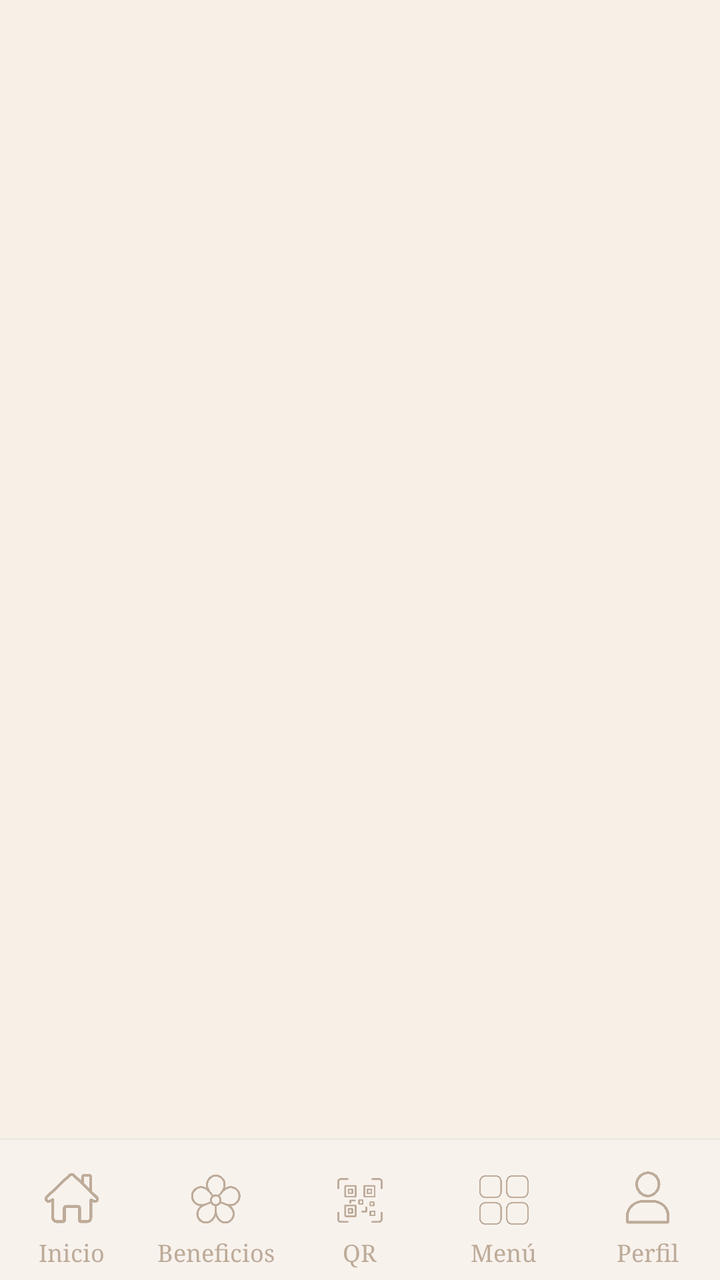
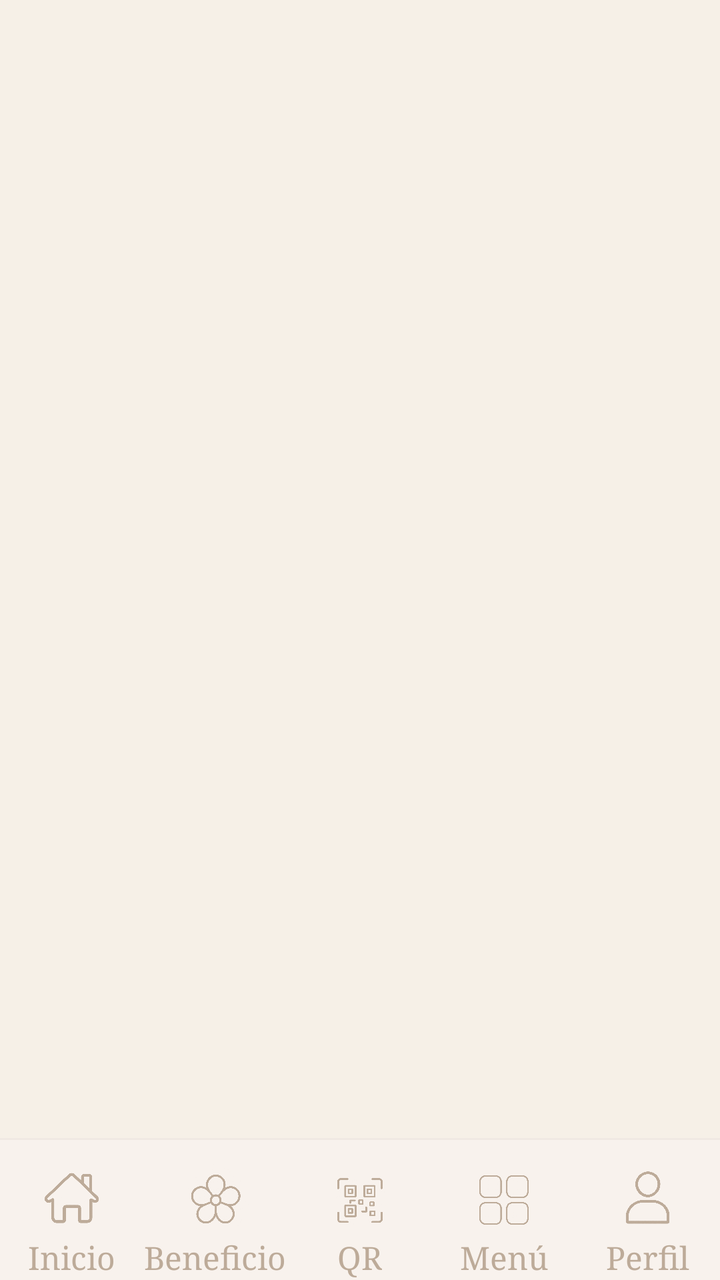

The first picture is an Android layout as it rendered before a commit; the second is the same layout after the commit. The layout source and the unified diff follow.
<!-- AndroidManifest.xml: application theme Theme.WolopWallet -->
<!-- res/layout/activity_home.xml -->
<?xml version="1.0" encoding="utf-8"?>
<androidx.constraintlayout.widget.ConstraintLayout
    xmlns:android="http://schemas.android.com/apk/res/android"
    xmlns:app="http://schemas.android.com/apk/res-auto"
    xmlns:tools="http://schemas.android.com/tools"
    android:id="@+id/main"
    android:layout_width="match_parent"
    android:layout_height="match_parent"
    android:background="#F6F0E7"
    tools:context=".screens.home.HomeActivity">

    <FrameLayout
        android:id="@+id/homeFragmentContainer"
        android:layout_width="0dp"
        android:layout_height="0dp"
        app:layout_constraintBottom_toTopOf="@id/dividerBottomNav"
        app:layout_constraintEnd_toEndOf="parent"
        app:layout_constraintStart_toStartOf="parent"
        app:layout_constraintTop_toTopOf="parent" />

    <View
        android:id="@+id/dividerBottomNav"
        android:layout_width="0dp"
        android:layout_height="1dp"
        android:background="#F0E9E3"
        app:layout_constraintBottom_toTopOf="@id/bottomNavigation"
        app:layout_constraintEnd_toEndOf="parent"
        app:layout_constraintStart_toStartOf="parent" />

    <LinearLayout
        android:id="@+id/bottomNavigation"
        android:layout_width="0dp"
        android:layout_height="70dp"
        android:background="#F8F2ED"
        android:baselineAligned="false"
        android:orientation="horizontal"
        app:layout_constraintBottom_toBottomOf="parent"
        app:layout_constraintEnd_toEndOf="parent"
        app:layout_constraintStart_toStartOf="parent">

        <LinearLayout
            android:id="@+id/navInicio"
            android:layout_width="0dp"
            android:layout_height="match_parent"
            android:layout_weight="1"
            android:clickable="true"
            android:focusable="true"
            android:gravity="center_horizontal"
            android:orientation="vertical"
            android:paddingTop="8dp">

            <ImageView
                android:layout_width="42dp"
                android:layout_height="42dp"
                android:contentDescription="@null"
                android:scaleType="fitCenter"
                android:src="@drawable/icon_navigation_home"
                app:tint="@color/bottom_nav_item" />

            <TextView
                android:layout_width="wrap_content"
                android:layout_height="wrap_content"
                android:duplicateParentState="true"
                android:fontFamily="serif"
                android:includeFontPadding="false"
                android:text="Inicio"
                android:textColor="@color/bottom_nav_item"
                android:textSize="12sp" />
        </LinearLayout>

        <LinearLayout
            android:id="@+id/navBeneficios"
            android:layout_width="0dp"
            android:layout_height="match_parent"
            android:layout_weight="1"
            android:clickable="true"
            android:focusable="true"
            android:gravity="center_horizontal"
            android:orientation="vertical"
            android:paddingTop="8dp">

            <ImageView
                android:layout_width="42dp"
                android:layout_height="42dp"
                android:contentDescription="@null"
                android:scaleType="fitCenter"
                android:src="@drawable/icon_navigation_benefits"
                app:tint="@color/bottom_nav_item" />

            <TextView
                android:layout_width="wrap_content"
                android:layout_height="wrap_content"
                android:duplicateParentState="true"
                android:fontFamily="serif"
                android:includeFontPadding="false"
                android:text="Beneficios"
                android:textColor="@color/bottom_nav_item"
                android:textSize="12sp" />
        </LinearLayout>

        <LinearLayout
            android:id="@+id/navQr"
            android:layout_width="0dp"
            android:layout_height="match_parent"
            android:layout_weight="1"
            android:clickable="true"
            android:focusable="true"
            android:gravity="center_horizontal"
            android:orientation="vertical"
            android:paddingTop="8dp">

            <ImageView
                android:layout_width="42dp"
                android:layout_height="42dp"
                android:contentDescription="@null"
                android:scaleType="fitCenter"
                android:src="@drawable/icon_navigation_qr"
                app:tint="@color/bottom_nav_item" />

            <TextView
                android:layout_width="wrap_content"
                android:layout_height="wrap_content"
                android:duplicateParentState="true"
                android:fontFamily="serif"
                android:includeFontPadding="false"
                android:text="QR"
                android:textColor="@color/bottom_nav_item"
                android:textSize="12sp" />
        </LinearLayout>

        <LinearLayout
            android:id="@+id/navMenu"
            android:layout_width="0dp"
            android:layout_height="match_parent"
            android:layout_weight="1"
            android:clickable="true"
            android:focusable="true"
            android:gravity="center_horizontal"
            android:orientation="vertical"
            android:paddingTop="8dp">

            <ImageView
                android:layout_width="42dp"
                android:layout_height="42dp"
                android:contentDescription="@null"
                android:scaleType="fitCenter"
                android:src="@drawable/icon_navigation_menu"
                app:tint="@color/bottom_nav_item" />

            <TextView
                android:layout_width="wrap_content"
                android:layout_height="wrap_content"
                android:duplicateParentState="true"
                android:fontFamily="serif"
                android:includeFontPadding="false"
                android:text="Menú"
                android:textColor="@color/bottom_nav_item"
                android:textSize="12sp" />
        </LinearLayout>

        <LinearLayout
            android:id="@+id/navPerfil"
            android:layout_width="0dp"
            android:layout_height="match_parent"
            android:layout_weight="1"
            android:clickable="true"
            android:focusable="true"
            android:gravity="center_horizontal"
            android:orientation="vertical"
            android:paddingTop="8dp">

            <ImageView
                android:layout_width="42dp"
                android:layout_height="42dp"
                android:contentDescription="@null"
                android:scaleType="fitCenter"
                android:src="@drawable/icon_navigation_profile"
                app:tint="@color/bottom_nav_item" />

            <TextView
                android:layout_width="wrap_content"
                android:layout_height="wrap_content"
                android:duplicateParentState="true"
                android:fontFamily="serif"
                android:includeFontPadding="false"
                android:text="Perfil"
                android:textColor="@color/bottom_nav_item"
                android:textSize="12sp" />
        </LinearLayout>
    </LinearLayout>

</androidx.constraintlayout.widget.ConstraintLayout>
<!-- resources referenced by this layout -->
<resources>
  <!-- drawable icon_navigation_benefits: png bitmap (drawable, 402884 bytes) -->
  <!-- drawable icon_navigation_home: png bitmap (drawable, 272340 bytes) -->
  <!-- drawable icon_navigation_menu: png bitmap (drawable, 268776 bytes) -->
  <!-- drawable icon_navigation_profile: png bitmap (drawable, 233385 bytes) -->
  <!-- drawable icon_navigation_qr: png bitmap (drawable, 276504 bytes) -->
  <style name="Theme.WolopWallet" parent="Base.Theme.WolopWallet" />
  <style name="Base.Theme.WolopWallet" parent="Theme.Material3.DayNight.NoActionBar">
          
          
      </style>
</resources>

<!-- the commit's change to res/layout/activity_home.xml (unified diff, before → after) -->
@@ -65,7 +65,7 @@
                 android:includeFontPadding="false"
                 android:text="Inicio"
                 android:textColor="@color/bottom_nav_item"
-                android:textSize="12sp" />
+                android:textSize="16sp" />
         </LinearLayout>
 
         <LinearLayout
@@ -95,7 +95,7 @@
                 android:includeFontPadding="false"
                 android:text="Beneficios"
                 android:textColor="@color/bottom_nav_item"
-                android:textSize="12sp" />
+                android:textSize="16sp" />
         </LinearLayout>
 
         <LinearLayout
@@ -125,7 +125,7 @@
                 android:includeFontPadding="false"
                 android:text="QR"
                 android:textColor="@color/bottom_nav_item"
-                android:textSize="12sp" />
+                android:textSize="16sp" />
         </LinearLayout>
 
         <LinearLayout
@@ -155,7 +155,7 @@
                 android:includeFontPadding="false"
                 android:text="Menú"
                 android:textColor="@color/bottom_nav_item"
-                android:textSize="12sp" />
+                android:textSize="16sp" />
         </LinearLayout>
 
         <LinearLayout
@@ -185,7 +185,7 @@
                 android:includeFontPadding="false"
                 android:text="Perfil"
                 android:textColor="@color/bottom_nav_item"
-                android:textSize="12sp" />
+                android:textSize="16sp" />
         </LinearLayout>
     </LinearLayout>
 
